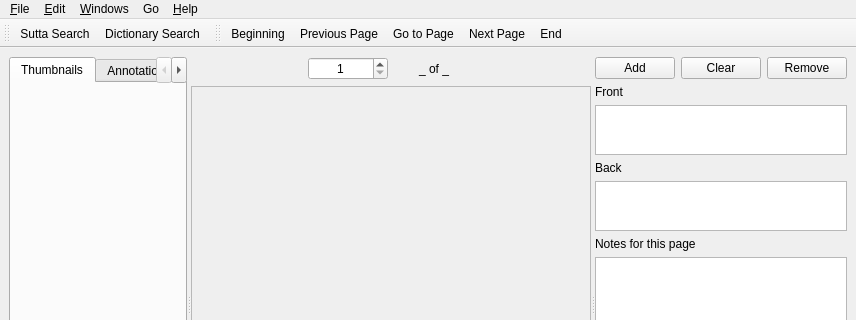
Before: the Qt Designer form simsapa/assets/ui/document_reader_window.ui in simsapa/simsapa, drawn with Qt 5; both pictures show x 0 to 856 and y 0 to 320 of the 856 by 581 pixel window.
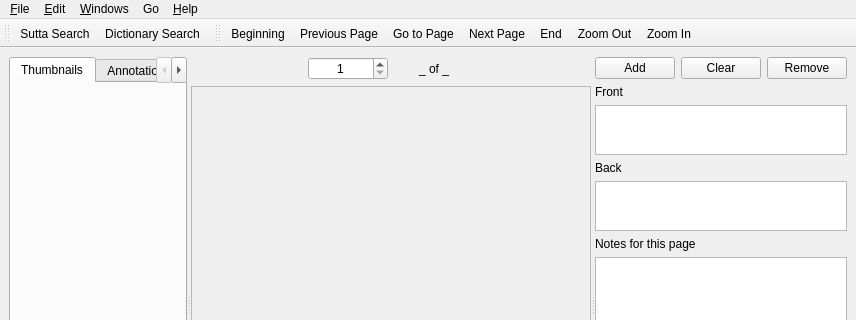
After: the same form once the commit is applied. Icons and pictures are not drawn.

Commit message: zoom buttons

```diff
--- a/simsapa/assets/ui/document_reader_window.ui
+++ b/simsapa/assets/ui/document_reader_window.ui
@@ -394,6 +394,8 @@
    <addaction name="action_Go_to_Page"/>
    <addaction name="action_Next_Page"/>
    <addaction name="action_End"/>
+   <addaction name="action_Zoom_Out"/>
+   <addaction name="action_Zoom_In"/>
   </widget>
   <action name="action_Copy">
    <property name="text">
@@ -542,6 +544,22 @@
     <string>F10</string>
    </property>
   </action>
+  <action name="action_Zoom_Out">
+   <property name="text">
+    <string>Zoom Out</string>
+   </property>
+   <property name="shortcut">
+    <string>Ctrl+-</string>
+   </property>
+  </action>
+  <action name="action_Zoom_In">
+   <property name="text">
+    <string>Zoom In</string>
+   </property>
+   <property name="shortcut">
+    <string>Ctrl++</string>
+   </property>
+  </action>
  </widget>
  <resources>
   <include location="../icons.qrc"/>
```
The commit also changes 3 other files.
